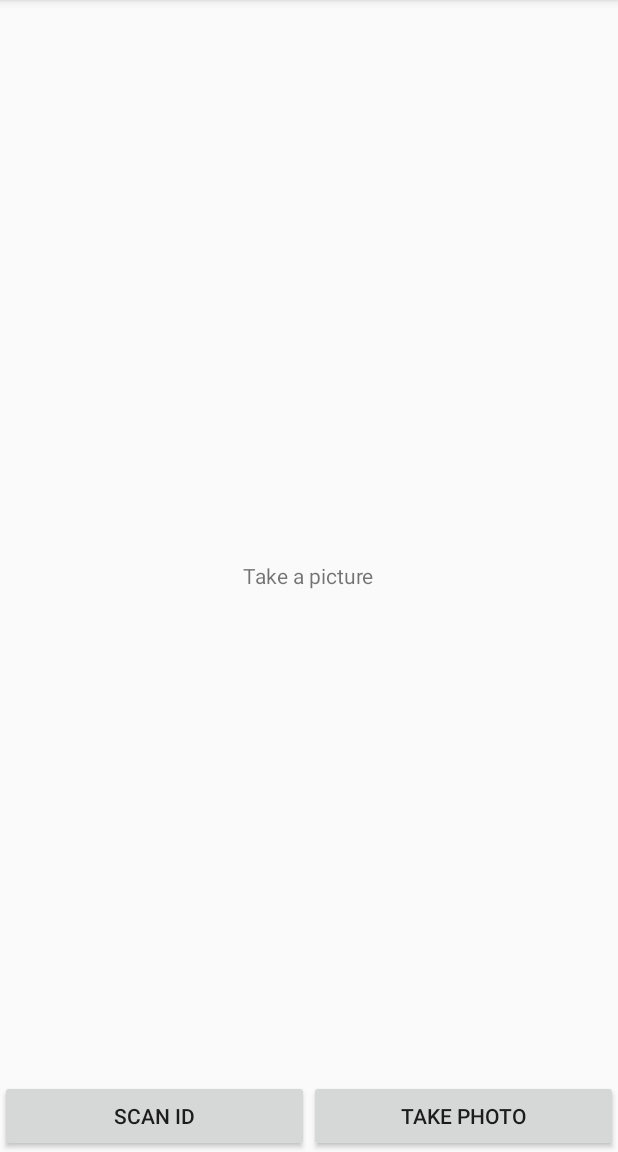
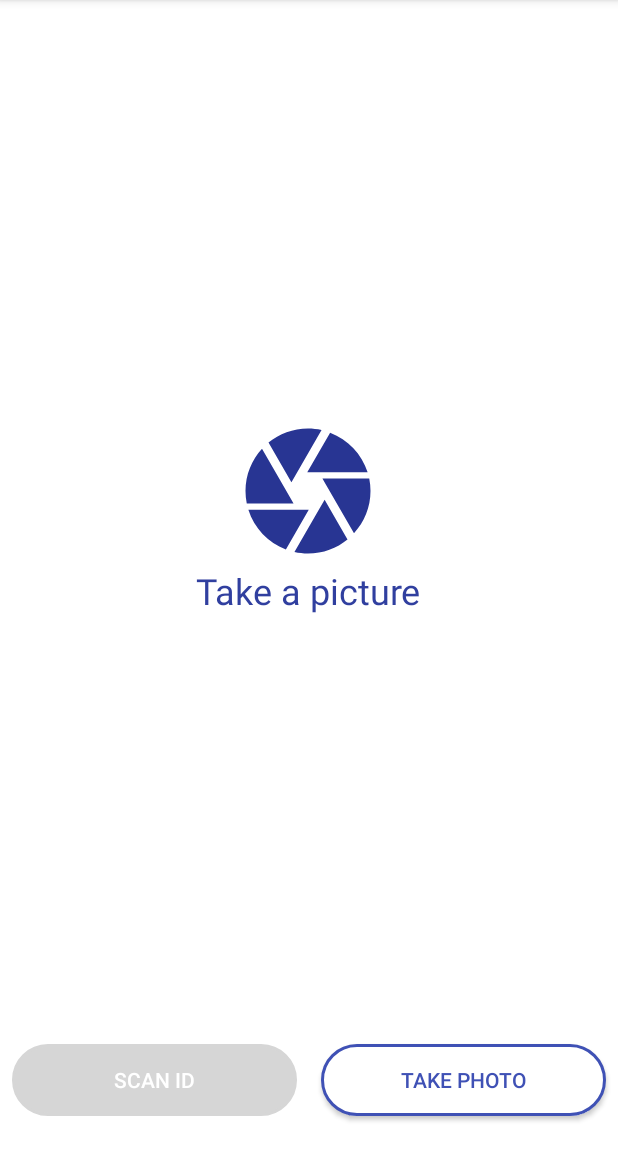
Before and after one commit to nadiusa/AndroidApp-Project-sem3, an Android app: the screen it shows after launch (MainActivity), after a tap on "TAKE PHOTO", on a phone screen of 412 x 824 dp, the part 84-1236 px from its top. Run offline under Robolectric (Android 15) with nearby library versions, the phone set to English and light mode, and no system bars; our stand-ins replace RxJava; plain views replace PhotoView.

```diff
--- a/app/src/main/java/utm/scanmyid/MainActivity.java
+++ b/app/src/main/java/utm/scanmyid/MainActivity.java
@@ -18,48 +18,48 @@ import android.view.View;
 import android.widget.Button;
 import android.widget.ImageView;
 import android.widget.TextView;
-
 import com.bumptech.glide.Glide;
 import com.bumptech.glide.request.RequestOptions;
-
+import io.reactivex.Observable;
+import io.reactivex.android.schedulers.AndroidSchedulers;
+import io.reactivex.disposables.CompositeDisposable;
+import io.reactivex.schedulers.Schedulers;
 import java.io.File;
 import java.io.IOException;
+import java.io.OutputStream;
+import java.net.Socket;
 import java.text.SimpleDateFormat;
 import java.util.Date;
 import java.util.Locale;
+import org.json.JSONObject;
+
+import static utm.scanmyid.FileUtils.fromFileToBytes;
 
 public class MainActivity extends AppCompatActivity {
 
     static final int REQUEST_IMAGE_CAPTURE = 1;
     private ImageView imageView;
-    private Button takePictureButton;
     private Button scanIdButton;
     private TextView uploadImageLabel;
     private String currentPhotoPath;
+    private CompositeDisposable compositeDisposable;
 
     @Override
     protected void onCreate(Bundle savedInstanceState) {
         super.onCreate(savedInstanceState);
         setContentView(R.layout.activity_main);
+        compositeDisposable = new CompositeDisposable();
         Toolbar toolbar = findViewById(R.id.toolbar);
         setSupportActionBar(toolbar);
         imageView = findViewById(R.id.passport_image_scan);
-        takePictureButton = findViewById(R.id.take_picture_button);
+        Button takePictureButton = findViewById(R.id.take_picture_button);
         scanIdButton = findViewById(R.id.scan_id_button);
         uploadImageLabel = findViewById(R.id.info_label);
 
-        takePictureButton.setOnClickListener(new View.OnClickListener() {
-            @Override
-            public void onClick(View view) {
-                takePictureIntent();
-            }
-        });
-        scanIdButton.setOnClickListener(new View.OnClickListener() {
-            @Override
-            public void onClick(View view) {
-                sendToServer();
-            }
-        });
+        takePictureButton.setOnClickListener(view -> takePictureIntent());
+        scanIdButton.setOnClickListener(view -> sendToServer());
+
+        scanIdButton.setEnabled(false);
 
         //Check for camera permission
         if (ContextCompat.checkSelfPermission(this, Manifest.permission.CAMERA) != PackageManager.PERMISSION_GRANTED) {
@@ -103,7 +103,50 @@ public class MainActivity extends AppCompatActivity {
     }
 
     private void sendToServer() {
+        compositeDisposable.add(sendImageToServer(currentPhotoPath)
+            .subscribeOn(Schedulers.io())
+            .observeOn(AndroidSchedulers.mainThread())
+            .doOnSubscribe(disposable -> onLoad())
+            .doOnTerminate(() -> onLoadComplete())
+            .subscribe(this::doneProcessing, this::onError));
+    }
 
+    public void onLoad() {
+
+    }
+
+    public void onLoadComplete() {
+
+    }
+
+    public void onError(Throwable throwable) {
+
+    }
+
+    public void doneProcessing(Boolean result) {
+
+    }
+
+    public Observable<Boolean> sendImageToServer(String currentPhotoPath) {
+        return Observable.create(subscriber -> {
+            try {
+                File file = new File(currentPhotoPath);
+                OutputStream outputStream;
+                Socket socket;
+                JSONObject jsonObject = new JSONObject();
+                String hostname = "192.168.103.158";
+                int port = 4000;
+                jsonObject.put("firstImage", android.util.Base64.encodeToString(fromFileToBytes(file), android.util.Base64.DEFAULT));
+                socket = new Socket(hostname, port);
+                outputStream = socket.getOutputStream();
+                outputStream.write(jsonObject.toString().getBytes());
+                socket.close();
+                subscriber.onNext(false);
+                subscriber.onComplete();
+            } catch (Throwable e) {
+                subscriber.onError(e);
+            }
+        });
     }
 
     protected void onActivityResult(int requestCode, int resultCode, Intent data) {
@@ -114,6 +157,7 @@ public class MainActivity extends AppCompatActivity {
 
     private void loadImage(String pathImagePath) {
         uploadImageLabel.setVisibility(View.GONE);
+        scanIdButton.setEnabled(true);
         Glide.with(this)
                 .load(pathImagePath)
                 .apply(new RequestOptions().placeholder(R.drawable.ic_camera))
--- /dev/null
+++ b/app/src/main/res/color/button_text_color.xml
@@ -0,0 +1,6 @@
+<?xml version="1.0" encoding="utf-8"?>
+<selector xmlns:android="http://schemas.android.com/apk/res/android">
+    <item android:color="#ffffff" android:state_pressed="true" />
+    <item android:color="#ffffff" android:state_enabled="false" />
+    <item android:color="@color/button_color" />
+</selector>
--- /dev/null
+++ b/app/src/main/res/drawable/button.xml
@@ -0,0 +1,11 @@
+<?xml version="1.0" encoding="utf-8"?>
+<selector xmlns:android="http://schemas.android.com/apk/res/android">
+
+  <item android:state_pressed="true"
+      android:drawable="@drawable/button_pressed"/>
+
+  <item android:state_enabled="false"
+      android:drawable="@drawable/button_disabled"/>
+
+  <item android:drawable="@drawable/button_normal"/>
+</selector>
--- /dev/null
+++ b/app/src/main/res/drawable/button_disabled.xml
@@ -0,0 +1,12 @@
+<?xml version="1.0" encoding="utf-8"?>
+    <shape xmlns:android="http://schemas.android.com/apk/res/android"
+        android:shape="rectangle">
+
+      <solid android:color="@color/button_disabled"/>
+      <corners android:radius="@dimen/button_margin_radius"/>
+
+      <stroke
+          android:color="@color/button_disabled"
+          android:width="@dimen/button_line_width"/>
+
+    </shape>
--- /dev/null
+++ b/app/src/main/res/drawable/button_normal.xml
@@ -0,0 +1,11 @@
+<?xml version="1.0" encoding="utf-8"?>
+
+    <shape xmlns:android="http://schemas.android.com/apk/res/android"
+        android:shape="rectangle">
+      <solid android:color="@color/button_background"/>
+      <corners android:radius="@dimen/button_margin_radius"/>
+
+      <stroke
+          android:color="@color/button_color"
+          android:width="@dimen/button_line_width"/>
+    </shape>
--- /dev/null
+++ b/app/src/main/res/drawable/button_pressed.xml
@@ -0,0 +1,11 @@
+<?xml version="1.0" encoding="utf-8"?>
+<shape xmlns:android="http://schemas.android.com/apk/res/android"
+    android:shape="rectangle">
+
+  <solid android:color="@color/button_color"/>
+  <corners android:radius="@dimen/button_margin_radius"/>
+
+  <stroke
+      android:color="@color/button_color"
+      android:width="@dimen/button_line_width"/>
+</shape>
--- /dev/null
+++ b/app/src/main/res/drawable/ic_main_camera.xml
@@ -0,0 +1,6 @@
+<vector android:height="100dp" android:tint="#283593"
+    android:viewportHeight="24.0" android:viewportWidth="24.0"
+    android:width="100dp" xmlns:android="http://schemas.android.com/apk/res/android">
+    <path android:fillColor="@color/colorPrimaryDark"
+        android:pathData="M9.4,10.5l4.77,-8.26C13.47,2.09 12.75,2 12,2c-2.4,0 -4.6,0.85 -6.32,2.25l3.66,6.35 0.06,-0.1zM21.54,9c-0.92,-2.92 -3.15,-5.26 -6,-6.34L11.88,9h9.66zM21.8,10h-7.49l0.29,0.5 4.76,8.25C21,16.97 22,14.61 22,12c0,-0.69 -0.07,-1.35 -0.2,-2zM8.54,12l-3.9,-6.75C3.01,7.03 2,9.39 2,12c0,0.69 0.07,1.35 0.2,2h7.49l-1.15,-2zM2.46,15c0.92,2.92 3.15,5.26 6,6.34L12.12,15L2.46,15zM13.73,15l-3.9,6.76c0.7,0.15 1.42,0.24 2.17,0.24 2.4,0 4.6,-0.85 6.32,-2.25l-3.66,-6.35 -0.93,1.6z"/>
+</vector>
--- a/app/src/main/res/layout/content_main.xml
+++ b/app/src/main/res/layout/content_main.xml
@@ -1,23 +1,24 @@
 <?xml version="1.0" encoding="utf-8"?>
-<android.support.constraint.ConstraintLayout xmlns:android="http://schemas.android.com/apk/res/android"
+<RelativeLayout xmlns:android="http://schemas.android.com/apk/res/android"
     xmlns:app="http://schemas.android.com/apk/res-auto"
     xmlns:tools="http://schemas.android.com/tools"
     android:layout_width="match_parent"
     android:layout_height="match_parent"
+    android:background="@color/background"
     app:layout_behavior="@string/appbar_scrolling_view_behavior"
     tools:context=".MainActivity"
     tools:showIn="@layout/activity_main">
 
-
-    <RelativeLayout
-        android:layout_width="wrap_content"
-        android:layout_height="wrap_content">
+        <RelativeLayout
+            android:layout_above="@+id/scan_id_container"
+            android:layout_width="match_parent"
+            android:layout_height="wrap_content">
 
         <com.github.chrisbanes.photoview.PhotoView
             android:id="@+id/passport_image_scan"
+            android:layout_margin="@dimen/image__view_margin"
             android:layout_width="match_parent"
-            android:layout_height="match_parent"
-            android:layout_above="@id/scan_id_container" />
+            android:layout_height="match_parent"/>
 
         <TextView
             android:id="@+id/info_label"
@@ -25,35 +26,44 @@
             android:layout_height="wrap_content"
             android:layout_centerInParent="true"
             android:text="@string/upload_an_image_label"
+            android:textColor="@color/colorPrimaryDark"
+            android:drawableTop="@drawable/ic_main_camera"
+            android:textSize="24sp"
             app:layout_constraintBottom_toBottomOf="parent"
             app:layout_constraintLeft_toLeftOf="parent"
             app:layout_constraintRight_toRightOf="parent"
             app:layout_constraintTop_toTopOf="parent" />
+        </RelativeLayout>
 
         <LinearLayout
+            android:background="@color/background"
             android:id="@+id/scan_id_container"
             android:layout_width="match_parent"
             android:layout_height="wrap_content"
             android:layout_alignParentBottom="true"
+            android:paddingBottom="@dimen/margin_bottom"
             android:orientation="horizontal">
 
             <Button
                 android:id="@+id/scan_id_button"
                 android:layout_width="match_parent"
                 android:layout_height="match_parent"
+                android:layout_margin="8dp"
                 android:layout_weight="0.5"
-                android:text="@string/scan_id_label" />
+                android:background="@drawable/button"
+                android:padding="8dp"
+                android:text="@string/scan_id_label"
+                android:textColor="@color/button_text_color" />
 
             <Button
                 android:id="@+id/take_picture_button"
                 android:layout_width="match_parent"
                 android:layout_height="match_parent"
+                android:layout_margin="8dp"
+                android:layout_weight="0.5"
+                android:background="@drawable/button"
                 android:enabled="true"
-                android:layout_weight="0.5"
-                android:text="@string/take_photo_label" />
-
+                android:text="@string/take_photo_label"
+                android:textColor="@color/button_text_color" />
         </LinearLayout>
-
-    </RelativeLayout>
-
-</android.support.constraint.ConstraintLayout>
+</RelativeLayout>
--- a/app/src/main/res/values/colors.xml
+++ b/app/src/main/res/values/colors.xml
@@ -3,4 +3,10 @@
     <color name="colorPrimary">#3F51B5</color>
     <color name="colorPrimaryDark">#303F9F</color>
     <color name="colorAccent">#FF4081</color>
+  <color name="button_color">#3F51B5</color>
+  <color name="button_background">#ffffff</color>
+  <color name="background">#ffffff</color>
+  <color name="textColor">#212121</color>
+
+  <color name="button_disabled">#d6d6d6</color>
 </resources>
--- a/app/src/main/res/values/dimens.xml
+++ b/app/src/main/res/values/dimens.xml
@@ -1,3 +1,7 @@
 <resources>
     <dimen name="fab_margin">16dp</dimen>
+  <dimen name="button_line_width">2dp</dimen>
+  <dimen name="button_margin_radius">255dp</dimen>
+  <dimen name="margin_bottom">16dp</dimen>
+  <dimen name="image__view_margin">8dp</dimen>
 </resources>
```
Also changed, not shown: app/build.gradle (+7 -0 lines), app/src/main/java/utm/scanmyid/FileUtils.java (added, +24 -0 lines).
